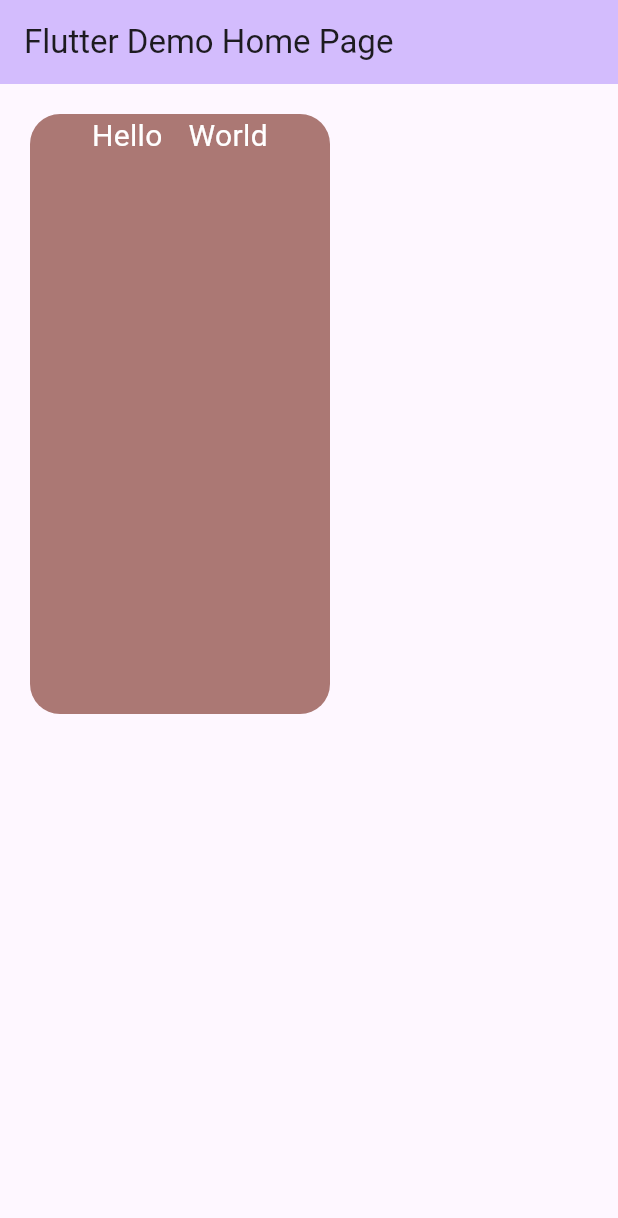
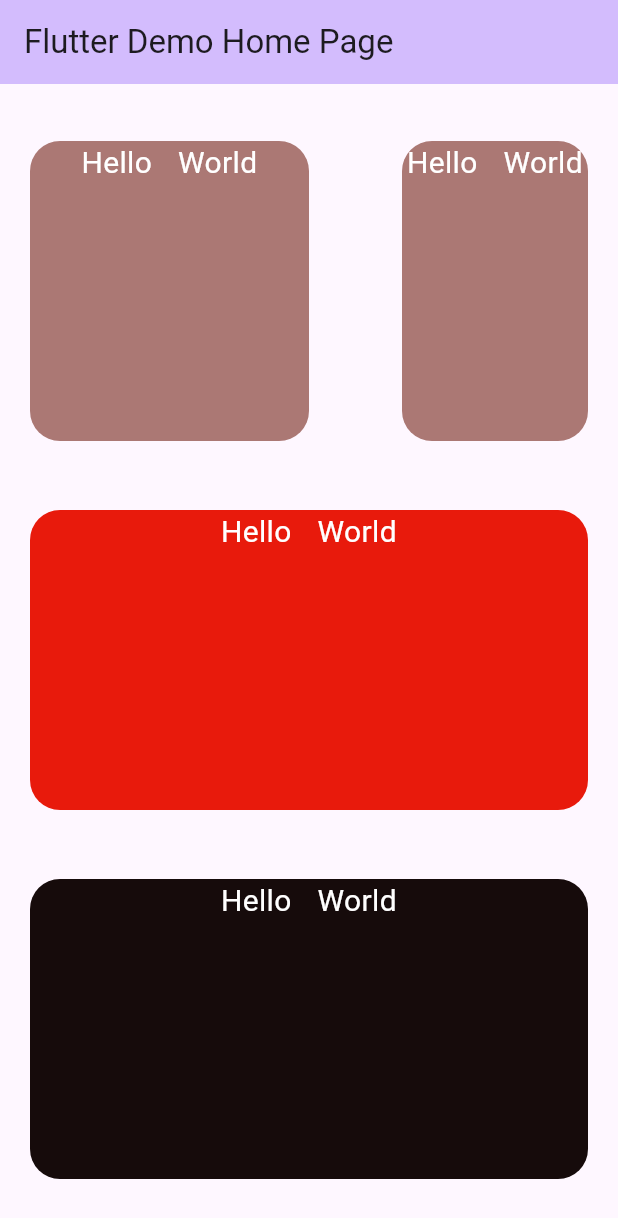
Before and after one commit to kiran11621/learn-flutter, a Flutter app: the screen it shows after launch, on a phone screen of 412 x 824 dp. Shown: the top 1218 px of the screen. Run offline on Flutter 3.47's test engine with Material 3 defaults, Android fonts, the phone set to English and light mode, and no system bars.

Commit message:
columns , row, expanded, spacer

```diff
--- a/learn_flutter/lib/main.dart
+++ b/learn_flutter/lib/main.dart
@@ -1,4 +1,5 @@
 import 'package:flutter/material.dart';
+import 'package:learn_flutter/widgets.dart';
 
 void main() {
   runApp(const MyApp());
@@ -19,44 +20,3 @@ class MyApp extends StatelessWidget {
     );
   }
 }
-
-class MyHomePage extends StatefulWidget {
-  const MyHomePage({super.key, required this.title});
-
-  final String title;
-
-  @override
-  State<MyHomePage> createState() => _MyHomePageState();
-}
-
-class _MyHomePageState extends State<MyHomePage> {
-  @override
-  Widget build(BuildContext context) {
-    return Scaffold(
-      appBar: AppBar(
-        backgroundColor: Theme.of(context).colorScheme.inversePrimary,
-        title: Text(widget.title),
-      ),
-      body: Padding(
-        padding: const EdgeInsets.all(20),
-        child: Container(
-          width: 200,
-          height: 400,
-          decoration: const BoxDecoration(
-            color: Color.fromARGB(255, 171, 120, 116),
-            borderRadius: BorderRadius.all(Radius.circular(20)),
-          ),
-          child: const Text(
-            'Hello World',
-            textAlign: TextAlign.center,
-            style: TextStyle(
-              fontSize: 20,
-              color: Colors.white,
-              wordSpacing: 12,
-            ),
-          ),
-        ),
-      ),
-    );
-  }
-}
--- /dev/null
+++ b/learn_flutter/lib/widgets.dart
@@ -0,0 +1,132 @@
+import 'package:flutter/material.dart';
+
+class MyHomePage extends StatefulWidget {
+  const MyHomePage({super.key, required this.title});
+
+  final String title;
+
+  @override
+  State<MyHomePage> createState() => _MyHomePageState();
+}
+
+class _MyHomePageState extends State<MyHomePage> {
+  @override
+  Widget build(BuildContext context) {
+    return Scaffold(
+      appBar: AppBar(
+        backgroundColor: Theme.of(context).colorScheme.inversePrimary,
+        title: Text(widget.title),
+      ),
+      body: Padding(
+        padding: const EdgeInsets.all(20),
+        child: Column(
+          mainAxisAlignment: MainAxisAlignment.center,
+          children: [
+            Expanded(
+              child: Row(
+                children: [
+                  Expanded(
+                    flex: 3,
+                    child: Container(
+                      height: 200,
+                      decoration: const BoxDecoration(
+                        color: Color.fromARGB(255, 171, 120, 116),
+                        borderRadius: BorderRadius.all(Radius.circular(20)),
+                      ),
+                      child: const Text(
+                        'Hello World',
+                        textAlign: TextAlign.center,
+                        style: TextStyle(
+                          fontSize: 20,
+                          color: Colors.white,
+                          wordSpacing: 12,
+                        ),
+                      ),
+                    ),
+                  ),
+                  Spacer(
+                    flex: 1,
+                  ),
+                  Expanded(
+                    flex: 2,
+                    child: Container(
+                      height: 200,
+                      decoration: const BoxDecoration(
+                        color: Color.fromARGB(255, 171, 120, 116),
+                        borderRadius: BorderRadius.all(Radius.circular(20)),
+                      ),
+                      child: const Text(
+                        'Hello World',
+                        textAlign: TextAlign.center,
+                        style: TextStyle(
+                          fontSize: 20,
+                          color: Colors.white,
+                          wordSpacing: 12,
+                        ),
+                      ),
+                    ),
+                  ),
+                ],
+              ),
+            ),
+            const SizedBox(
+              height: 10,
+            ),
+            Expanded(
+              child: Row(
+                children: [
+                  Expanded(
+                    child: Container(
+                      height: 200,
+                      decoration: const BoxDecoration(
+                        color: Color.fromARGB(255, 232, 26, 12),
+                        borderRadius: BorderRadius.all(Radius.circular(20)),
+                      ),
+                      child: const Text(
+                        'Hello World',
+                        textAlign: TextAlign.center,
+                        style: TextStyle(
+                          fontSize: 20,
+                          color: Colors.white,
+                          wordSpacing: 12,
+                        ),
+                      ),
+                    ),
+                  ),
+                ],
+              ),
+            ),
+            const SizedBox(
+              height: 10,
+            ),
+            Expanded(
+              child: Row(
+                mainAxisAlignment: MainAxisAlignment.center,
+                children: [
+                  Expanded(
+                    child: Container(
+                      height: 200,
+                      decoration: const BoxDecoration(
+                        color: Color.fromARGB(255, 22, 11, 11),
+                        borderRadius: BorderRadius.all(Radius.circular(20)),
+                      ),
+                      child: const Text(
+                        'Hello World',
+                        textAlign: TextAlign.center,
+                        style: TextStyle(
+                          fontSize: 20,
+                          color: Colors.white,
+                          wordSpacing: 12,
+                        ),
+                      ),
+                    ),
+                  ),
+                ],
+              ),
+            ),
+          ],
+        ),
+      ),
+    );
+  }
+}
```
